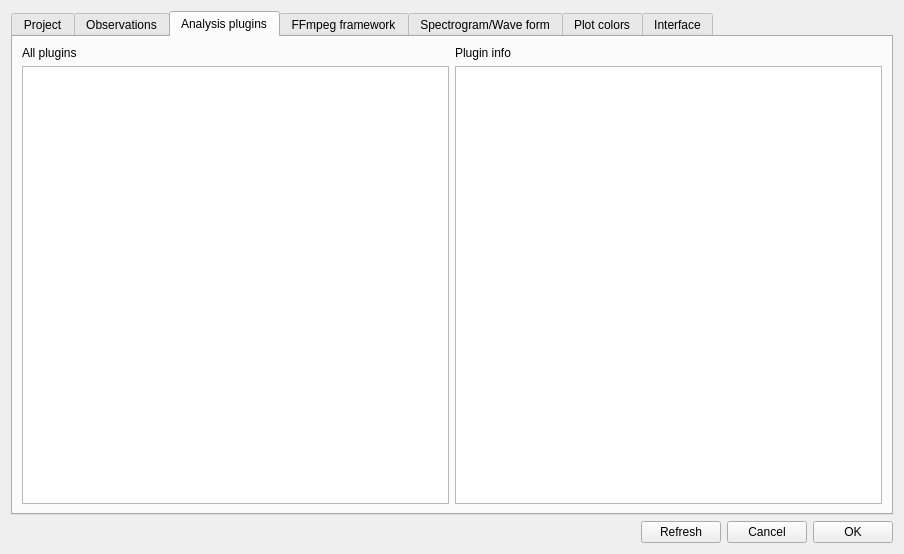
Qt form boris/preferences.ui (olivierfriard/BORIS) before a commit.
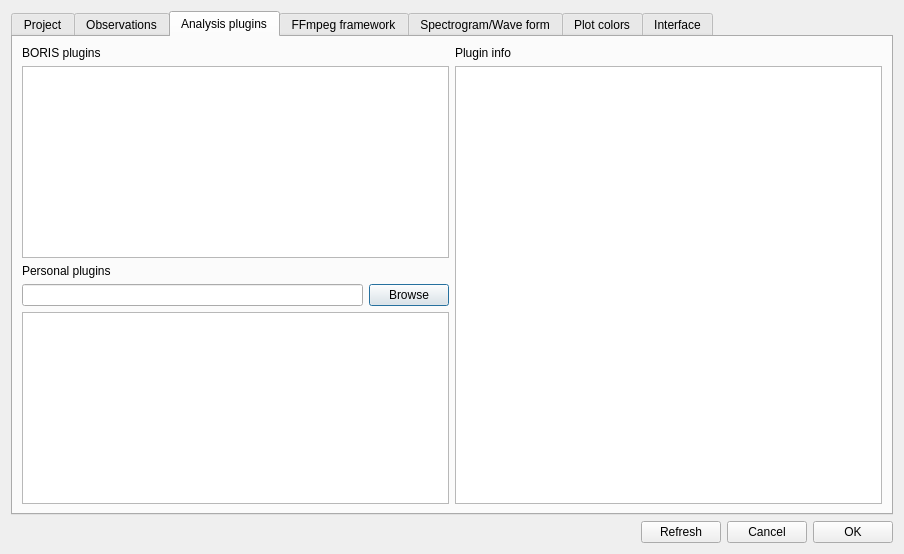
The same form after that commit.

Commit message: work on implementation of personal plugins

Patch:
```diff
--- a/boris/preferences.ui
+++ b/boris/preferences.ui
@@ -314,19 +314,43 @@
         <attribute name="title">
          <string>Analysis plugins</string>
         </attribute>
-        <layout class="QHBoxLayout" name="horizontalLayout_16">
+        <layout class="QHBoxLayout" name="horizontalLayout_17">
          <item>
           <layout class="QVBoxLayout" name="verticalLayout_11">
            <item>
             <widget class="QLabel" name="label_13">
              <property name="text">
-              <string>All plugins</string>
+              <string>BORIS plugins</string>
              </property>
             </widget>
            </item>
            <item>
             <widget class="QListWidget" name="lv_all_plugins"/>
            </item>
+           <item>
+            <widget class="QLabel" name="label_15">
+             <property name="text">
+              <string>Personal plugins</string>
+             </property>
+            </widget>
+           </item>
+           <item>
+            <layout class="QHBoxLayout" name="horizontalLayout_16">
+             <item>
+              <widget class="QLineEdit" name="le_personal_plugins_dir"/>
+             </item>
+             <item>
+              <widget class="QPushButton" name="pb_browse_plugins_dir">
+               <property name="text">
+                <string>Browse</string>
+               </property>
+              </widget>
+             </item>
+            </layout>
+           </item>
+           <item>
+            <widget class="QListWidget" name="lw_personal_plugins"/>
+           </item>
           </layout>
          </item>
          <item>
```
The commit also changes 4 other files.
